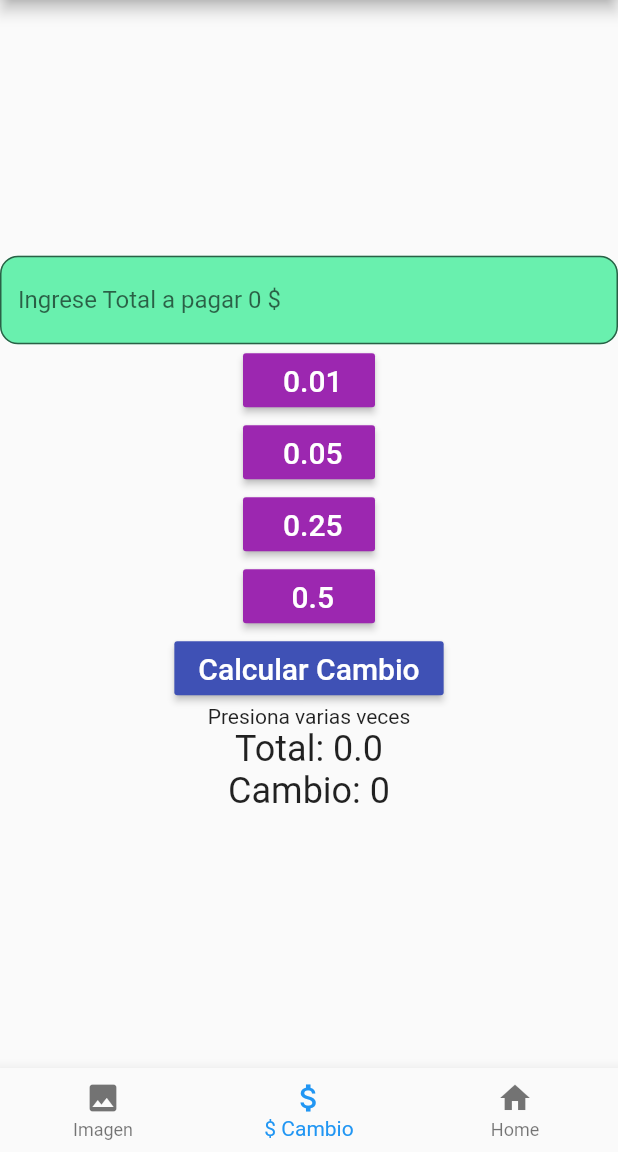
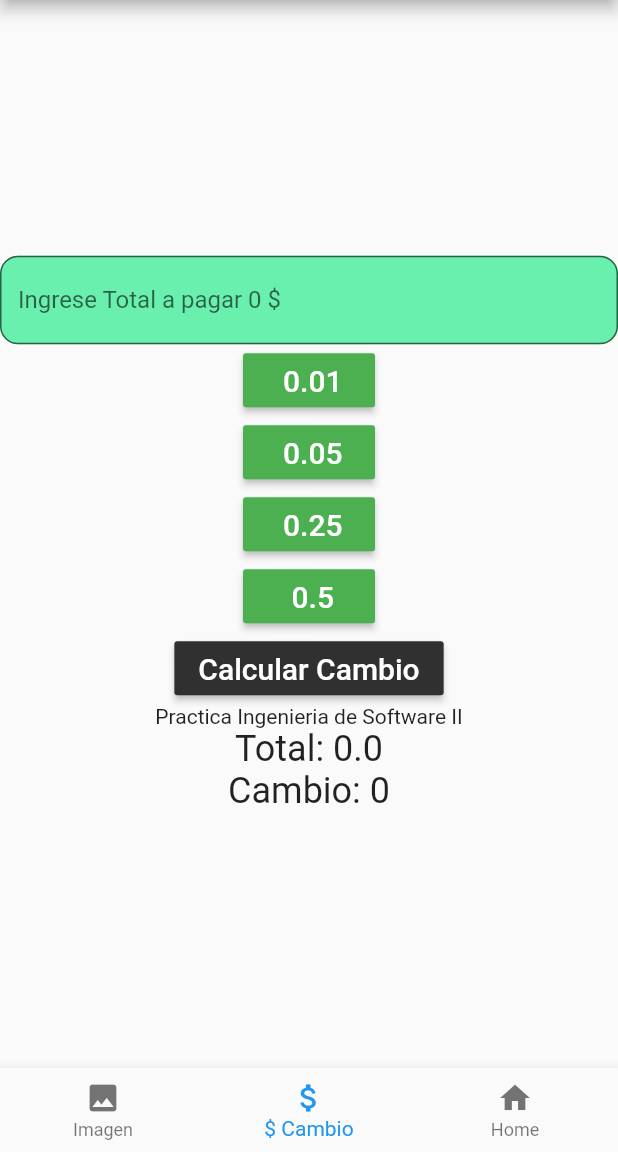
Before and after one commit to Garciaa94/ContadorMonedasDescuento, a Flutter app: the screen it shows after launch, item 2 of the bottom bar chosen, on a phone screen of 412 x 824 dp, the part 84-1236 px from its top. Run offline on Flutter 3.47's test engine with Material 2 defaults, Android fonts, the phone set to English and light mode, and no system bars; network calls fail.

```diff
--- a/lib/implementaciones/Descuento.dart
+++ b/lib/implementaciones/Descuento.dart
@@ -85,7 +85,7 @@ class DescuentoState extends State<Descuento>{
 
 ),
             new RaisedButton(
-                    color: Colors.purple,
+                    color: Colors.green,
                     textColor: Colors.white,
                     child: Text(
                       " 0.01",
@@ -97,7 +97,7 @@ class DescuentoState extends State<Descuento>{
 
               ),
              new RaisedButton(
-                    color: Colors.purple,
+                    color: Colors.green,
                     textColor: Colors.white,
                     child: Text(
                       " 0.05",
@@ -110,7 +110,7 @@ class DescuentoState extends State<Descuento>{
 
               ),
             new RaisedButton(
-                    color: Colors.purple,
+                    color: Colors.green,
                     textColor: Colors.white,
                     child: Text(
                       " 0.25",
@@ -123,7 +123,7 @@ class DescuentoState extends State<Descuento>{
 
               ),
             new RaisedButton(
-                    color: Colors.purple,
+                    color: Colors.green,
                     textColor: Colors.white,
                     child: Text(
                       " 0.5",
@@ -136,7 +136,7 @@ class DescuentoState extends State<Descuento>{
 
               ),
              new RaisedButton(
-                    color: Colors.indigo,
+                    color: Colors.grey[850],
                     textColor: Colors.white,
                     child: Text(
                       "Calcular Cambio",
@@ -150,7 +150,7 @@ class DescuentoState extends State<Descuento>{
               ),
 
             Text(
-              'Presiona varias veces',
+              'Practica Ingenieria de Software II',
             ),
              Text('Total: '
               '$contar',
--- a/lib/main.dart
+++ b/lib/main.dart
@@ -62,13 +62,16 @@ class _State extends State<MyApp>{
       });
     },
       items: [
+
       new BottomNavigationBarItem(
         icon: new Icon(Icons.image),
+
         title: new Text(
         "Imagen",
         style: new TextStyle(
         fontWeight: FontWeight.bold,
-        fontSize: 14.0
+        fontSize: 14.0,
+        color: Colors.red
         ),)),
       new BottomNavigationBarItem(
         icon: new Icon(Icons.attach_money),
```
